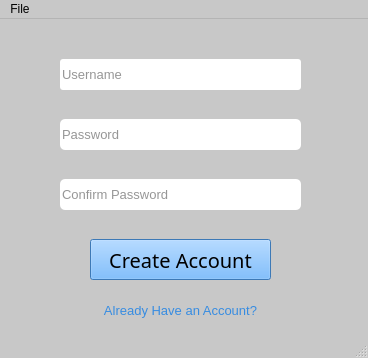
Above: CreateAccountGUI.ui from WallacexMcCarthy/TriValleyHacks before the change. Below: the same form after it.
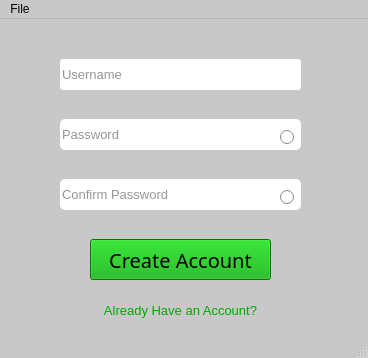
That is the form after the change.

```diff
--- a/CreateAccountGUI.ui
+++ b/CreateAccountGUI.ui
@@ -182,8 +182,7 @@
      <bool>false</bool>
     </property>
     <property name="styleSheet">
-     <string notr="true">background-color: rgb(85, 170, 255);
-</string>
+     <string notr="true">background-color: rgb(0, 170, 0);</string>
     </property>
     <property name="text">
      <string>Create Account</string>
@@ -210,7 +209,7 @@
      </font>
     </property>
     <property name="styleSheet">
-     <string notr="true">color: rgb(55, 140, 225);</string>
+     <string notr="true">color: rgb(0, 170, 0);</string>
     </property>
     <property name="text">
      <string>Already Have an Account?</string>
@@ -219,6 +218,38 @@
      <bool>true</bool>
     </property>
    </widget>
+   <widget class="QRadioButton" name="showPassword_2">
+    <property name="geometry">
+     <rect>
+      <x>280</x>
+      <y>170</y>
+      <width>21</width>
+      <height>16</height>
+     </rect>
+    </property>
+    <property name="text">
+     <string/>
+    </property>
+    <property name="autoExclusive">
+     <bool>false</bool>
+    </property>
+   </widget>
+   <widget class="QRadioButton" name="showPassword">
+    <property name="geometry">
+     <rect>
+      <x>280</x>
+      <y>110</y>
+      <width>21</width>
+      <height>16</height>
+     </rect>
+    </property>
+    <property name="text">
+     <string/>
+    </property>
+    <property name="autoExclusive">
+     <bool>false</bool>
+    </property>
+   </widget>
   </widget>
   <widget class="QMenuBar" name="menubar">
    <property name="geometry">
```
